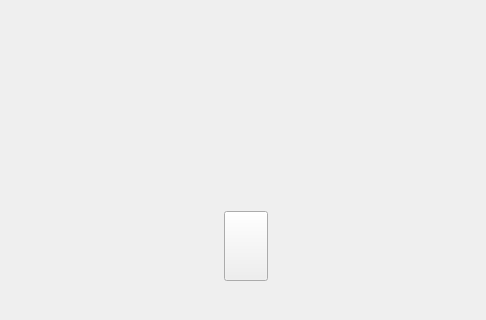
Qt form GameScreen/gamescreen.ui (0tomi/POO-TP) before a commit; both pictures show x 0 to 486 and y 280 to 600 of the 800 by 600 pixel window.
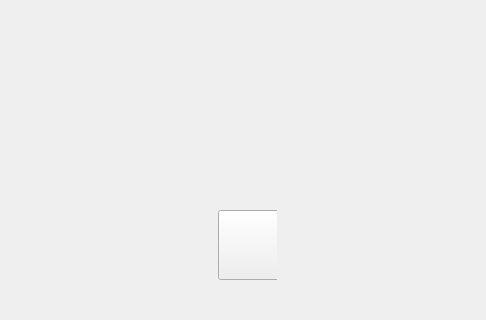
The same form after that commit. Icons and pictures are not drawn.

```diff
--- a/GameScreen/gamescreen.ui
+++ b/GameScreen/gamescreen.ui
@@ -385,10 +385,15 @@
                 <height>300</height>
                </size>
               </property>
-             </widget>
-            </item>
-            <item>
              <widget class="QWidget" name="libroreglas" native="true">
+               <property name="geometry">
+                <rect>
+                 <x>200</x>
+                 <y>0</y>
+                 <width>67</width>
+                 <height>111</height>
+                </rect>
+               </property>
               <property name="sizePolicy">
                <sizepolicy hsizetype="Preferred" vsizetype="Preferred">
                 <horstretch>0</horstretch>
@@ -425,6 +430,7 @@
                 </widget>
                </item>
               </layout>
+              </widget>
              </widget>
             </item>
            </layout>
```
Lines whose indentation alone changed are shown as unchanged.
